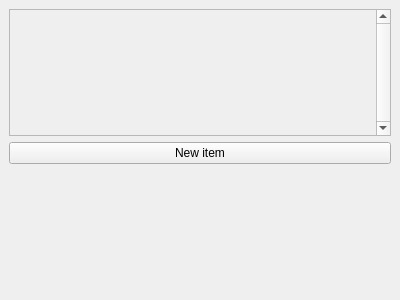
Above: src/shoppinglistform.ui from Eothred/shoppinglist before the change. Below: the same form after it.
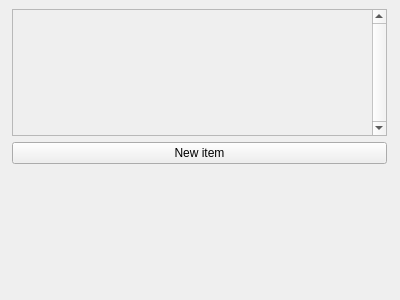
That is the form after the change.

Commit message: Tried again to fix..

```diff
--- a/src/shoppinglistform.ui
+++ b/src/shoppinglistform.ui
@@ -51,6 +51,15 @@
    </item>
    <item row="0" column="0">
     <widget class="QScrollArea" name="scrollArea">
+     <property name="enabled">
+      <bool>true</bool>
+     </property>
+     <property name="sizePolicy">
+      <sizepolicy hsizetype="Maximum" vsizetype="Expanding">
+       <horstretch>0</horstretch>
+       <verstretch>0</verstretch>
+      </sizepolicy>
+     </property>
      <property name="verticalScrollBarPolicy">
       <enum>Qt::ScrollBarAlwaysOn</enum>
      </property>
@@ -86,7 +95,7 @@
        </property>
        <layout class="QVBoxLayout" name="mainLayout">
         <property name="sizeConstraint">
-         <enum>QLayout::SetDefaultConstraint</enum>
+         <enum>QLayout::SetNoConstraint</enum>
         </property>
        </layout>
       </widget>
```
The commit also changes 1 other file.
